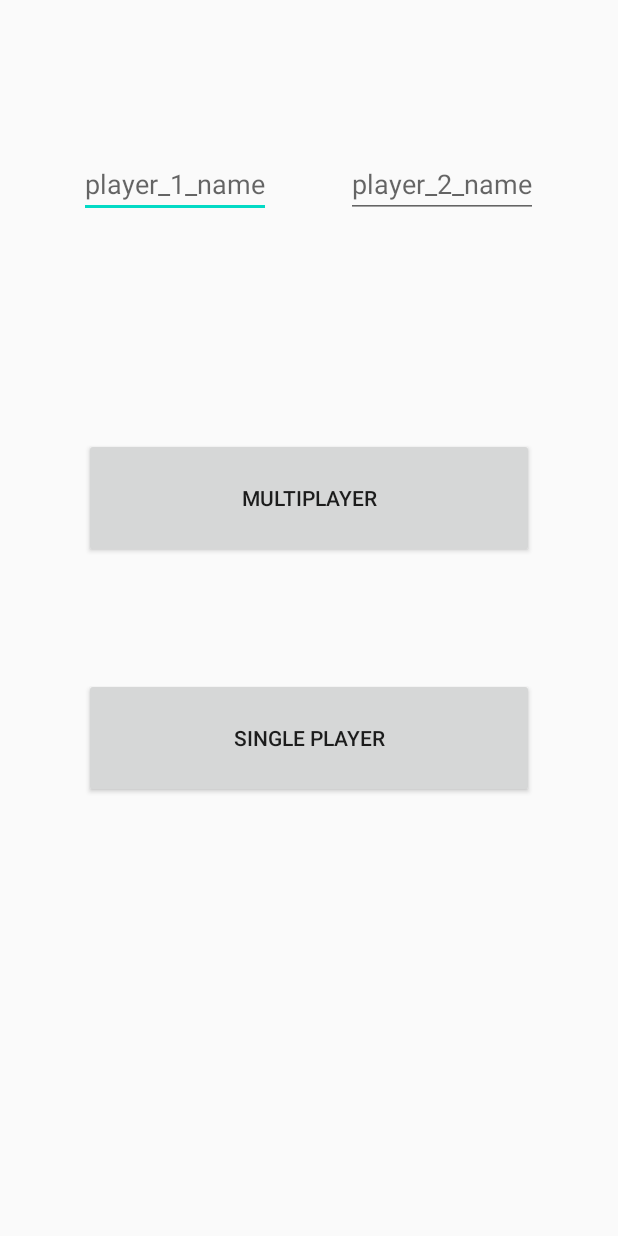
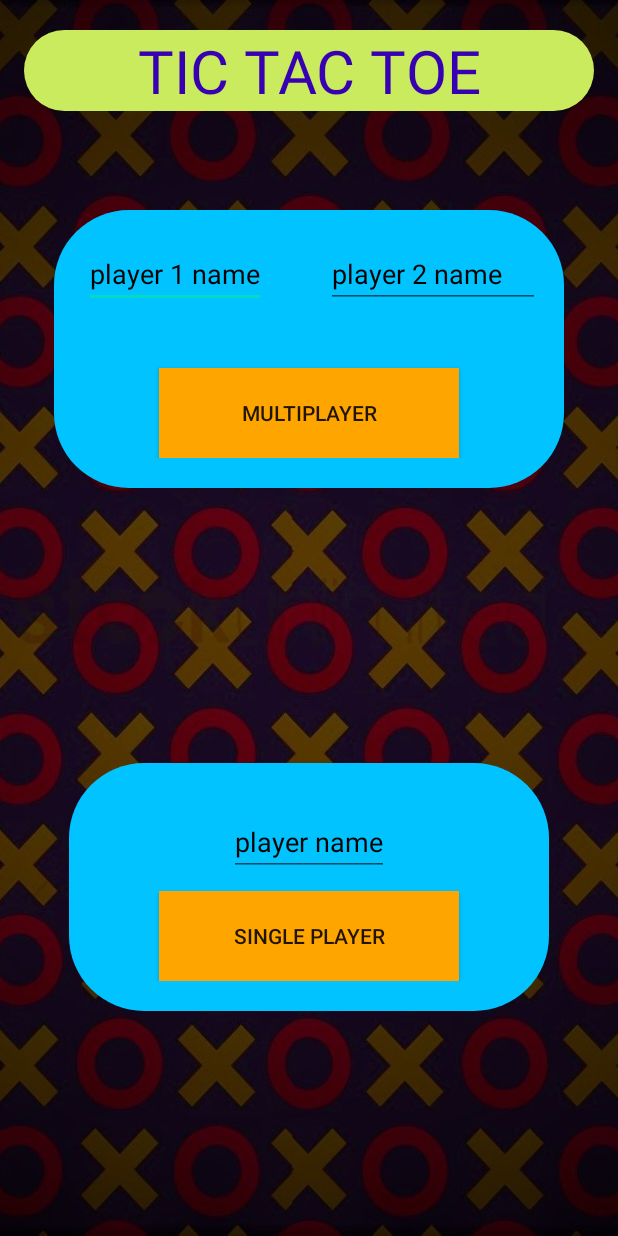
Before and after one commit to YashMohanYamo2206/Tic-Tac-Toe, an Android app: the screen it shows after launch (MainActivity), on a phone screen of 412 x 824 dp. Run offline under Robolectric (Android 15) with nearby library versions, the phone set to English and light mode, and no system bars.

Commit message:
advance almost done

```diff
--- a/app/build.gradle
+++ b/app/build.gradle
@@ -13,7 +13,13 @@ android {
 
         testInstrumentationRunner "androidx.test.runner.AndroidJUnitRunner"
     }
+    sourceSets {
+        main {
 
+            assets.srcDirs = ['/res/raw']
+
+        }
+    }
     buildTypes {
         release {
             minifyEnabled false
--- a/app/src/main/AndroidManifest.xml
+++ b/app/src/main/AndroidManifest.xml
@@ -6,9 +6,11 @@
         android:allowBackup="true"
         android:icon="@mipmap/tictactoeicon"
         android:label="Tic-Tac-Toe"
+        android:screenOrientation="portrait"
         android:roundIcon="@mipmap/tictactoeicon"
         android:supportsRtl="true"
-        android:theme="@style/AppTheme">
+        android:theme="@style/AppTheme"
+        android:fullBackupContent="true">
         <activity android:name=".splash_screen">
             <intent-filter>
                 <action android:name="android.intent.action.MAIN" />
--- a/app/src/main/java/com/yash/spider_task_3/DrawLines.java
+++ b/app/src/main/java/com/yash/spider_task_3/DrawLines.java
@@ -20,7 +20,6 @@ public class DrawLines extends View {
     }
 
     private void init() {
-
         p1 = new Paint();
         p1.setColor(Color.YELLOW);
         p1.setStrokeWidth(10);
--- a/app/src/main/java/com/yash/spider_task_3/Game_Activity.java
+++ b/app/src/main/java/com/yash/spider_task_3/Game_Activity.java
@@ -64,4 +64,10 @@ public class Game_Activity extends AppCompatActivity {
         super.onStop();
         finish();
     }
+
+    public void newGame(View view) {
+        Intent intent = new Intent(Game_Activity.this,MainActivity.class);
+        startActivity(intent);
+        finish();
+    }
 }
--- a/app/src/main/java/com/yash/spider_task_3/MainActivity.java
+++ b/app/src/main/java/com/yash/spider_task_3/MainActivity.java
@@ -10,7 +10,7 @@ import android.widget.EditText;
 import android.widget.Toast;
 
 public class MainActivity extends AppCompatActivity {
-    EditText p1_name, p2_name;
+    EditText p1_name, p2_name,p_name;
     public static boolean isSinglePlayer = false;
 
     @Override
@@ -20,6 +20,7 @@ public class MainActivity extends AppCompatActivity {
         setRequestedOrientation(ActivityInfo.SCREEN_ORIENTATION_PORTRAIT);
         p1_name = findViewById(R.id.et_player_1_name);
         p2_name = findViewById(R.id.et_player_2_name);
+        p_name=findViewById(R.id.et_player_name);
     }
 
     public void multiPlayer(View view) {
@@ -42,17 +43,17 @@ public class MainActivity extends AppCompatActivity {
     }
 
     public void singlePlayer(View view) {
-        if (!String.valueOf(p1_name.getText()).equals("")) {
+        if (!String.valueOf(p_name.getText()).equals("")) {
             isSinglePlayer = true;
             Intent intent = new Intent(MainActivity.this, Game_Activity.class);
-            intent.putExtra("p1_name", String.valueOf(p1_name.getText()));
+            intent.putExtra("p1_name", String.valueOf(p_name.getText()));
             intent.putExtra("p2_name", "COMPUTER");
             startActivity(intent);
             finish();
         }
-        if (String.valueOf(p1_name.getText()).equals("")) {
+        if (String.valueOf(p_name.getText()).equals("")) {
             Toast.makeText(this, "fill everything required", Toast.LENGTH_SHORT).show();
-            p1_name.setError("can't be empty");
+            p_name.setError("can't be empty");
         }
     }
 }
--- a/app/src/main/java/com/yash/spider_task_3/SinglePlayer.java
+++ b/app/src/main/java/com/yash/spider_task_3/SinglePlayer.java
@@ -6,9 +6,9 @@ public class SinglePlayer {
     }
 
     ;
-    static int player = 2, opponent = 1;
+    private static int player = 2, opponent = 1;
 
-    static Boolean isMovesLeft(int[][] board) {
+    private static Boolean isMovesLeft(int[][] board) {
         for (int i = 0; i < 3; i++)
             for (int j = 0; j < 3; j++)
                 if (board[i][j] == 0)
@@ -16,7 +16,7 @@ public class SinglePlayer {
         return false;
     }
 
-    static int evaluate(int[][] b) {
+    private static int evaluate(int[][] b) {
         for (int row = 0; row < 3; row++) {
             if (b[row][0] == b[row][1] &&
                     b[row][1] == b[row][2]) {
--- /dev/null
+++ b/app/src/main/res/drawable-v24/button2.xml
@@ -0,0 +1,6 @@
+<?xml version="1.0" encoding="utf-8"?>
+<shape xmlns:android="http://schemas.android.com/apk/res/android"
+    android:shape="rectangle" android:padding="10dp">
+    <solid android:color="#caeb5e"/>
+    <corners android:radius="50sp"/>
+</shape>
--- a/app/src/main/res/layout/activity_main.xml
+++ b/app/src/main/res/layout/activity_main.xml
@@ -3,48 +3,86 @@
     xmlns:app="http://schemas.android.com/apk/res-auto"
     xmlns:tools="http://schemas.android.com/tools"
     android:layout_width="match_parent"
+    android:background="@drawable/tictactoebg2"
     android:layout_height="match_parent"
     tools:context=".MainActivity">
+    <TextView
+        android:background="@drawable/button2"
+        android:layout_width="380sp"
+        android:layout_height="wrap_content"
+        android:layout_centerHorizontal="true"
+        android:layout_marginTop="20sp"
+        android:textColor="@color/colorPrimaryDark"
+        android:gravity="center"
+        android:text="TIC TAC TOE"
+        android:textSize="40sp" />
+    <LinearLayout
+        android:layout_width="340sp"
+        android:layout_height="wrap_content"
+        android:layout_centerHorizontal="true"
+        android:layout_marginTop="140sp"
+        android:background="@drawable/button"
+        android:orientation="vertical"
+        android:padding="20sp">
 
         <LinearLayout
             android:layout_width="wrap_content"
             android:layout_height="wrap_content"
             android:layout_centerHorizontal="true"
-        android:layout_marginTop="100sp"
             android:orientation="horizontal">
 
             <EditText
+                android:textColorHint="#000"
                 android:id="@+id/et_player_1_name"
                 android:layout_width="wrap_content"
                 android:layout_height="wrap_content"
-            android:layout_marginRight="50sp"
-            android:hint="player_1_name" />
+                android:layout_marginRight="40sp"
+                android:hint="player 1 name" />
 
             <EditText
+                android:textColorHint="#000"
                 android:id="@+id/et_player_2_name"
-            android:layout_width="wrap_content"
+                android:layout_width="150sp"
                 android:layout_height="wrap_content"
-            android:hint="player_2_name" />
+                android:hint="player 2 name" />
+
+        </LinearLayout>
+
+        <Button
+            android:layout_gravity="center"
+            android:background="#ffa500"
+            android:layout_width="200sp"
+            android:layout_height="60sp"
+            android:layout_centerHorizontal="true"
+            android:layout_marginTop="40sp"
+            android:onClick="multiPlayer"
+            android:text="multiPlayer"/>
     </LinearLayout>
 
     <LinearLayout
+        android:layout_width="320sp"
+        android:layout_height="wrap_content"
+        android:layout_alignParentBottom="true"
+        android:layout_centerInParent="true"
+        android:layout_marginBottom="150sp"
+        android:background="@drawable/button"
+        android:orientation="vertical"
+        android:padding="20sp">
+
+        <EditText
+            android:textColorHint="#000"
+            android:id="@+id/et_player_name"
             android:layout_width="wrap_content"
             android:layout_height="wrap_content"
-        android:layout_centerInParent="true"
-        android:orientation="vertical">
+            android:layout_gravity="center"
+            android:layout_margin="10sp"
+            android:hint="player name" />
 
         <Button
-            android:layout_width="300sp"
-            android:layout_height="80sp"
-            android:layout_marginBottom="80sp"
-            android:onClick="multiPlayer"
-            android:text="multiPlayer">
-
-        </Button>
-
-        <Button
-            android:layout_width="300sp"
-            android:layout_height="80sp"
+            android:layout_gravity="center"
+            android:background="#ffa500"
+            android:layout_width="200sp"
+            android:layout_height="60sp"
             android:onClick="singlePlayer"
             android:text="Single player">
 
--- a/build.gradle
+++ b/build.gradle
@@ -15,7 +15,6 @@ buildscript {
         // in the individual module build.gradle files
     }
 }
-
 allprojects {
     repositories {
         google()
```
Also changed, not shown: app/src/main/java/com/yash/spider_task_3/draw_cross_circle.java (+63 -0 lines), app/src/main/res/layout/activity_game_.xml (+10 -0 lines), app/src/main/res/layout/activity_splash_screen.xml (+20 -8 lines), app/src/main/res/drawable-v24/tictactoesplash.png (added), 1 other file. Lines whose indentation alone changed are shown as unchanged.
